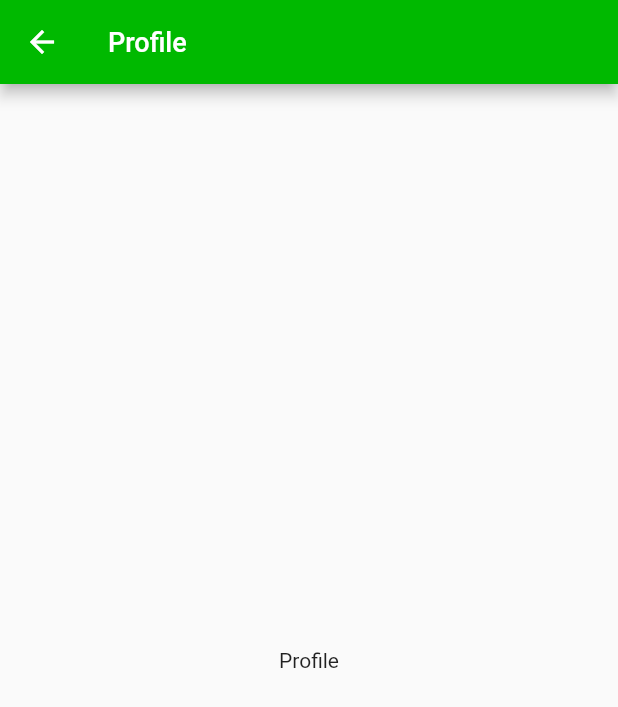
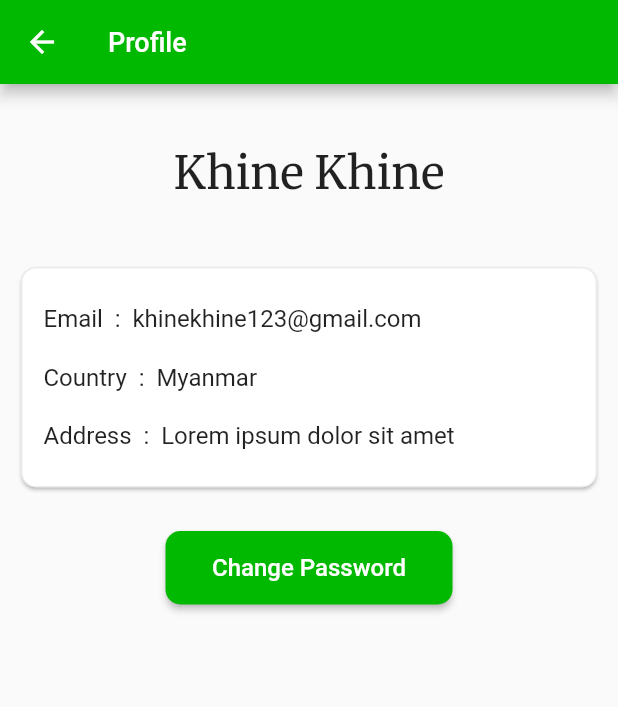
Before and after one commit to thingaha/thingaha-mobile, a Flutter app: the Profile screen opened directly, on a phone screen of 412 x 824 dp. Shown: the top 707 px of the screen. Run offline on Flutter 3.47's test engine with Material 2 defaults, Android fonts, the phone set to English and light mode, and no system bars; our stand-ins replace carousel_slider, google_fonts.

Commit message:
added Profile UI

```diff
--- /dev/null
+++ b/thingaha/lib/helper/title_and_text_with_column.dart
@@ -0,0 +1,30 @@
+import 'package:flutter/material.dart';
+
+class TitleAndTextWithColumn extends StatelessWidget {
+  final String title;
+  final String text;
+
+  TitleAndTextWithColumn({@required this.title, @required this.text});
+
+  @override
+  Widget build(BuildContext context) {
+    return Container(
+      padding: EdgeInsets.only(top: 10.0, bottom: 10.0),
+      child: Row(
+        crossAxisAlignment: CrossAxisAlignment.start,
+        children: [
+          Text(title, style: TextStyle(fontSize: 16)),
+          Text("  :  ", style: TextStyle(fontSize: 16)),
+          Expanded(
+              child: Text(
+                  text,
+                  style: TextStyle(fontSize: 16)
+              )
+          )
+        ],
+      ),
+    )
+    ;
+  }
+
+}
--- /dev/null
+++ b/thingaha/lib/model/donor.dart
@@ -0,0 +1,24 @@
+class Donor {
+  String name;
+  String email;
+  String country;
+  String address;
+
+  Donor({this.name, this.email, this.country, this.address});
+
+  Donor.fromJson(Map<String, dynamic> json) {
+    name = json['name'];
+    email = json['email'];
+    country = json['country'];
+    address = json['address'];
+  }
+
+  Map<String, dynamic> toJson() {
+    final Map<String, dynamic> data = new Map<String, dynamic>();
+    data['name'] = this.name;
+    data['email'] = this.email;
+    data['country'] = this.country;
+    data['address'] = this.address;
+    return data;
+  }
+}
--- a/thingaha/lib/screen/profile.dart
+++ b/thingaha/lib/screen/profile.dart
@@ -1,6 +1,11 @@
 import 'package:flutter/material.dart';
+import 'package:google_fonts/google_fonts.dart';
+import 'package:thingaha/helper/custom_cardview.dart';
 import 'package:thingaha/helper/reusable_widget.dart';
+import 'package:thingaha/helper/title_and_text_with_column.dart';
+import 'package:thingaha/model/donor.dart';
 import 'package:thingaha/util/string_constants.dart';
+import 'package:thingaha/util/style_constants.dart';
 
 class Profile extends StatefulWidget {
   @override
@@ -12,10 +17,82 @@ class _ProfileState extends State<Profile> {
   Widget build(BuildContext context) {
     return Scaffold(
       appBar: ReusableWidgets.getAppBar(txt_profile),
-      body: Center(
-        child: Text(txt_profile),
-      ),
+      body: _buildProfile()
     );
   }
 
+  Widget _buildProfile() {
+
+    //TODO: Get data from API
+    Donor donor = Donor();
+    donor.name = "Khine Khine";
+    donor.email = "khinekhine123@gmail.com";
+    donor.country = "Myanmar";
+    donor.address = "Lorem ipsum dolor sit amet";
+
+    Widget name = Container(
+      width: MediaQuery.of(context).size.width,
+      padding: EdgeInsets.symmetric(vertical: 40.0),
+      child: Center(
+        child: Text(
+            donor.name,
+            style: GoogleFonts.merriweather(
+                textStyle: TextStyle(
+                    fontSize: 30
+                )
+            )
+        ),
+      ),
+    );
+
+    Widget info = Container(
+      margin: EdgeInsets.symmetric(horizontal: 10.0),
+      child: CustomCardView(
+        cardView: Container(
+          padding: EdgeInsets.all(15.0),
+          child: Column(
+            children: [
+              TitleAndTextWithColumn(title: txt_email, text: donor.email),
+              TitleAndTextWithColumn(title: txt_country, text: donor.country),
+              TitleAndTextWithColumn(title: txt_address, text: donor.address)
+            ],
+          ),
+        ),
+      ),
+    );
+
+    Widget changePassword = Container(
+      margin: EdgeInsets.symmetric(vertical: 25.0),
+      child: MaterialButton(
+        onPressed: () {},
+        color: kPrimaryColor,
+        shape: RoundedRectangleBorder(
+            borderRadius: BorderRadius.circular(10.0)
+        ),
+        child: Padding(
+          padding: const EdgeInsets.all(15.0),
+          child: Text(
+            txt_change_password,
+            textAlign: TextAlign.center,
+            style: TextStyle().copyWith(
+                color: Colors.white,
+                fontSize: 16.0
+            ),
+          ),
+        ),
+      ),
+    );
+
+    return Container(
+      child: Column(
+        children: [
+          name,
+          info,
+          changePassword
+        ],
+      ),
+    )
+    ;
+  }
+
 }
--- a/thingaha/lib/util/string_constants.dart
+++ b/thingaha/lib/util/string_constants.dart
@@ -23,3 +23,5 @@ String txt_school = "School";
 String txt_parent = "Parent";
 String txt_parentOccupation = "Parent's Occupation";
 String txt_address = "Address";
+String txt_country = "Country";
+String txt_change_password = "Change Password";
```
Also changed, not shown: thingaha/lib/screen/all_students.dart (+8 -5 lines), thingaha/lib/screen/student_info.dart (+11 -27 lines).
